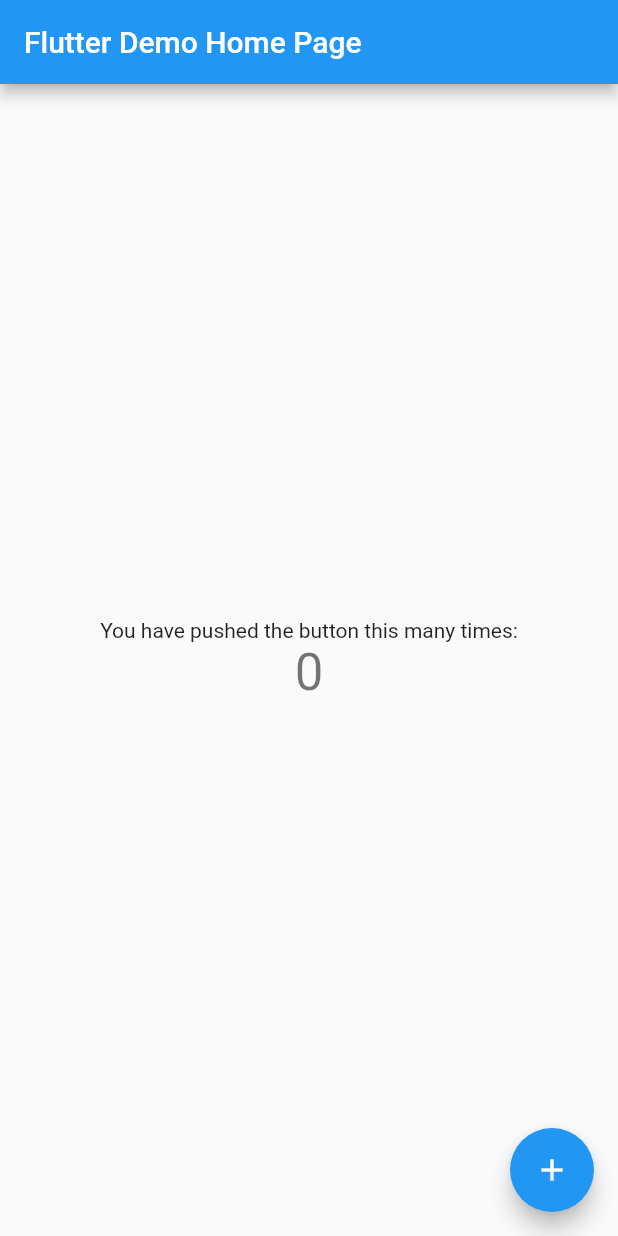
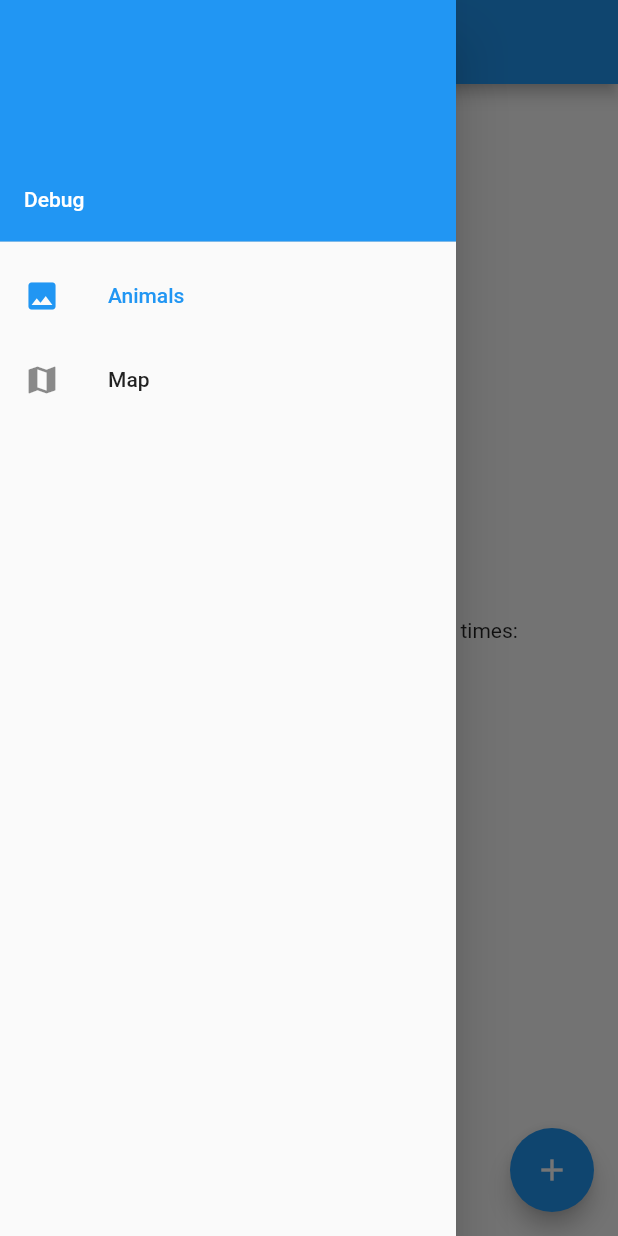
Before and after one commit to Drilbur-CST126/Zoo-App, a Flutter app: the screen it shows after launch, with the side drawer open (before the commit the screen has no drawer), on a phone screen of 412 x 824 dp. Run offline on Flutter 3.47's test engine with Material 2 defaults, Android fonts, the phone set to English and light mode, and no system bars.

Commit message:
Added Primary method of having a drawer. Need to work on making new windows for them.

```diff
--- /dev/null
+++ b/lib/Drawer.dart
@@ -0,0 +1,8 @@
+import 'package:flutter/material.dart';
+
+class DrawerItem
+{
+  String title;
+  IconData icon;
+  DrawerItem(this.title, this.icon);
+}
--- a/lib/main.dart
+++ b/lib/main.dart
@@ -1,23 +1,14 @@
 import 'package:flutter/material.dart';
+import 'package:zoo_app/Drawer.dart';
 
 void main() => runApp(MyApp());
 
 class MyApp extends StatelessWidget {
-  // This widget is the root of your application.
   @override
   Widget build(BuildContext context) {
     return MaterialApp(
       title: 'Flutter Demo',
       theme: ThemeData(
-        // This is the theme of your application.
-        //
-        // Try running your application with "flutter run". You'll see the
-        // application has a blue toolbar. Then, without quitting the app, try
-        // changing the primarySwatch below to Colors.green and then invoke
-        // "hot reload" (press "r" in the console where you ran "flutter run",
-        // or simply save your changes to "hot reload" in a Flutter IDE).
-        // Notice that the counter didn't reset back to zero; the application
-        // is not restarted.
         primarySwatch: Colors.blue,
       ),
       home: MyHomePage(title: 'Flutter Demo Home Page'),
@@ -28,14 +19,10 @@ class MyApp extends StatelessWidget {
 class MyHomePage extends StatefulWidget {
   MyHomePage({Key key, this.title}) : super(key: key);
 
-  // This widget is the home page of your application. It is stateful, meaning
-  // that it has a State object (defined below) that contains fields that affect
-  // how it looks.
-
-  // This class is the configuration for the state. It holds the values (in this
-  // case the title) provided by the parent (in this case the App widget) and
-  // used by the build method of the State. Fields in a Widget subclass are
-  // always marked "final".
+  final drawerItems = [
+    new DrawerItem("Animals", Icons.image),
+    new DrawerItem("Map", Icons.map)
+  ];
 
   final String title;
 
@@ -45,50 +32,59 @@ class MyHomePage extends StatefulWidget {
 
 class _MyHomePageState extends State<MyHomePage> {
   int _counter = 0;
+  int _selectedDrawerIndex = 0;
+
+  void _getDrawerItemWidget(int pos){
+    switch(pos){
+      case 0:
+        return;
+      default:
+        return;
+    }
+
+  }
+
+  _onSelectItem(int index){
+    setState(() => _selectedDrawerIndex = index);
+    Navigator.of(context).pop();
+  }
 
   void _incrementCounter() {
     setState(() {
-      // This call to setState tells the Flutter framework that something has
-      // changed in this State, which causes it to rerun the build method below
-      // so that the display can reflect the updated values. If we changed
-      // _counter without calling setState(), then the build method would not be
-      // called again, and so nothing would appear to happen.
       _counter++;
     });
   }
 
   @override
   Widget build(BuildContext context) {
-    // This method is rerun every time setState is called, for instance as done
-    // by the _incrementCounter method above.
-    //
-    // The Flutter framework has been optimized to make rerunning build methods
-    // fast, so that you can just rebuild anything that needs updating rather
-    // than having to individually change instances of widgets.
+    var drawerOptions = <Widget>[];
+    for (var i = 0; i < widget.drawerItems.length; i++)
+      {
+        var d = widget.drawerItems[i];
+        drawerOptions.add(
+          new ListTile(
+            leading: new Icon(d.icon),
+            title: new Text(d.title),
+            selected: i == _selectedDrawerIndex,
+            onTap: () => _onSelectItem(i),
+          )
+        );
+      }
+
     return Scaffold(
       appBar: AppBar(
-        // Here we take the value from the MyHomePage object that was created by
-        // the App.build method, and use it to set our appbar title.
         title: Text(widget.title),
       ),
+      drawer: new Drawer(
+        child: new Column(
+          children: <Widget>[
+            new UserAccountsDrawerHeader(accountName: new Text("Debug"), accountEmail: null),
+            new Column(children: drawerOptions)
+          ],
+        )
+      ),
       body: Center(
-        // Center is a layout widget. It takes a single child and positions it
-        // in the middle of the parent.
         child: Column(
-          // Column is also a layout widget. It takes a list of children and
-          // arranges them vertically. By default, it sizes itself to fit its
-          // children horizontally, and tries to be as tall as its parent.
-          //
-          // Invoke "debug painting" (press "p" in the console, choose the
-          // "Toggle Debug Paint" action from the Flutter Inspector in Android
-          // Studio, or the "Toggle Debug Paint" command in Visual Studio Code)
-          // to see the wireframe for each widget.
-          //
-          // Column has various properties to control how it sizes itself and
-          // how it positions its children. Here we use mainAxisAlignment to
-          // center the children vertically; the main axis here is the vertical
-          // axis because Columns are vertical (the cross axis would be
-          // horizontal).
           mainAxisAlignment: MainAxisAlignment.center,
           children: <Widget>[
             Text(
@@ -105,7 +101,7 @@ class _MyHomePageState extends State<MyHomePage> {
         onPressed: _incrementCounter,
         tooltip: 'Increment',
         child: Icon(Icons.add),
-      ), // This trailing comma makes auto-formatting nicer for build methods.
+      ),
     );
   }
 }
```
